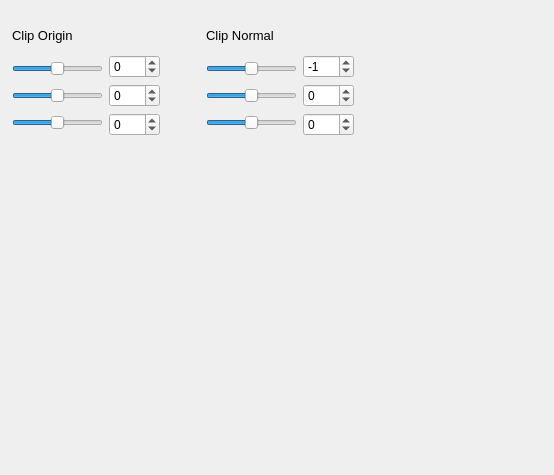
Old version of the form modelViewer/optionsfilter.ui in the repository So-Lok/2019_Group_38.
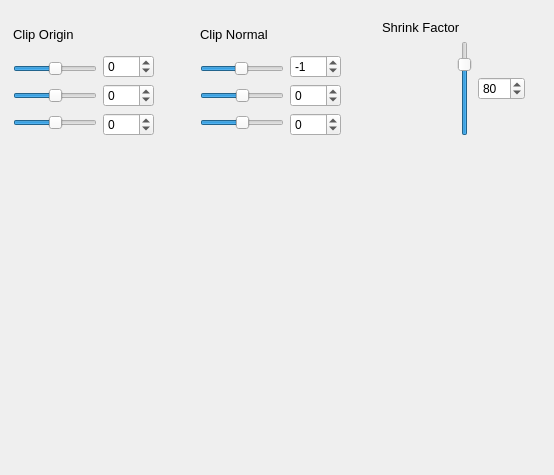
New version of the form.

Commit message: Modified entirety of filter application/Added options for shrink

What changed in the file:
```diff
--- a/modelViewer/optionsfilter.ui
+++ b/modelViewer/optionsfilter.ui
@@ -16,12 +16,14 @@
   <widget class="QWidget" name="">
    <property name="geometry">
     <rect>
-     <x>12</x>
-     <y>22</y>
-     <width>381</width>
-     <height>114</height>
+     <x>13</x>
+     <y>20</y>
+     <width>512</width>
+     <height>116</height>
     </rect>
    </property>
+   <layout class="QHBoxLayout" name="horizontalLayout_9">
+    <item>
    <layout class="QHBoxLayout" name="horizontalLayout_7">
     <item>
      <layout class="QVBoxLayout" name="verticalLayout_6">
@@ -314,6 +316,70 @@
      </layout>
     </item>
    </layout>
+    </item>
+    <item>
+     <layout class="QVBoxLayout" name="verticalLayout_7">
+      <item>
+       <widget class="QLabel" name="label">
+        <property name="font">
+         <font>
+          <pointsize>10</pointsize>
+         </font>
+        </property>
+        <property name="text">
+         <string>Shrink Factor</string>
+        </property>
+       </widget>
+      </item>
+      <item>
+       <layout class="QHBoxLayout" name="horizontalLayout_8">
+        <item>
+         <spacer name="horizontalSpacer_6">
+          <property name="orientation">
+           <enum>Qt::Horizontal</enum>
+          </property>
+          <property name="sizeHint" stdset="0">
+           <size>
+            <width>40</width>
+            <height>20</height>
+           </size>
+          </property>
+         </spacer>
+        </item>
+        <item>
+         <widget class="QSlider" name="shrinkFactor">
+          <property name="minimum">
+           <number>1</number>
+          </property>
+          <property name="maximum">
+           <number>100</number>
+          </property>
+          <property name="sliderPosition">
+           <number>80</number>
+          </property>
+          <property name="orientation">
+           <enum>Qt::Vertical</enum>
+          </property>
+         </widget>
+        </item>
+        <item>
+         <widget class="QSpinBox" name="spinBox_7">
+          <property name="minimum">
+           <number>1</number>
+          </property>
+          <property name="maximum">
+           <number>100</number>
+          </property>
+          <property name="value">
+           <number>80</number>
+          </property>
+         </widget>
+        </item>
+       </layout>
+      </item>
+     </layout>
+    </item>
+   </layout>
   </widget>
  </widget>
  <resources/>
```
Left out of the diff: 40 changed lines with no effect on the pictures. Lines whose indentation alone changed are shown as unchanged. The commit also changes 4 other files.
